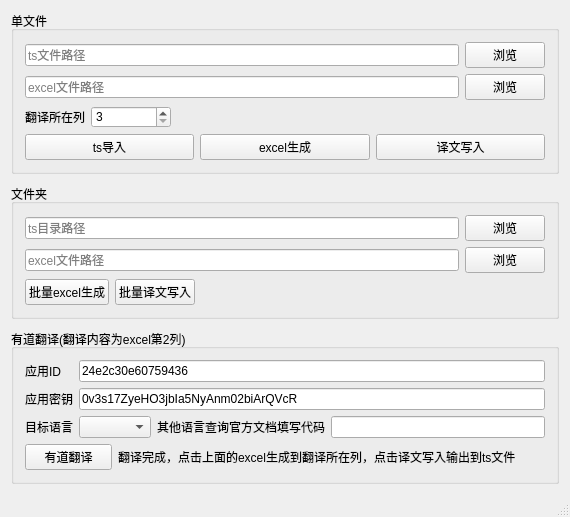
Above: MainApps/TSFileEditor/MainWindow.ui from F-Kinto/TsFileEditor before the change. Below: the same form after it.
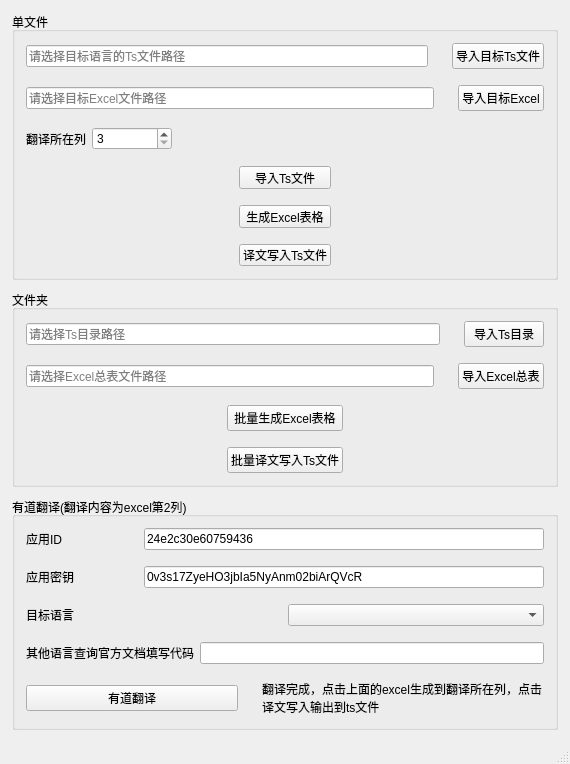
That is the form after the change.

Commit message: 重构UI

```diff
--- a/MainApps/TSFileEditor/MainWindow.ui
+++ b/MainApps/TSFileEditor/MainWindow.ui
@@ -13,38 +13,48 @@
   <property name="windowTitle">
    <string>MainWindow</string>
   </property>
-  <property name="styleSheet">
-   <string notr="true">QStatusBar {
-color: #FF0000;
-}</string>
-  </property>
   <widget class="QWidget" name="centralWidget">
    <layout class="QVBoxLayout" name="verticalLayout">
     <property name="spacing">
      <number>10</number>
     </property>
+    <property name="margin">
+     <number>12</number>
+    </property>
     <item>
      <widget class="QGroupBox" name="groupBox">
+      <property name="sizePolicy">
+       <sizepolicy hsizetype="Preferred" vsizetype="Preferred">
+        <horstretch>0</horstretch>
+        <verstretch>0</verstretch>
+       </sizepolicy>
+      </property>
       <property name="title">
        <string>单文件</string>
       </property>
       <layout class="QVBoxLayout" name="verticalLayout_2">
+       <property name="spacing">
+        <number>16</number>
+       </property>
        <item>
         <layout class="QHBoxLayout" name="horizontalLayout">
+	 <property name="spacing">
+	  <number>24</number>
+	 </property>
 	 <item>
 	  <widget class="QLineEdit" name="tsPathEdit">
 	   <property name="text">
 	    <string/>
 	   </property>
 	   <property name="placeholderText">
-	    <string>ts文件路径</string>
+	    <string>请选择目标语言的Ts文件路径</string>
 	   </property>
 	  </widget>
 	 </item>
 	 <item>
 	  <widget class="QPushButton" name="tsLookBtn">
 	   <property name="text">
-	    <string>浏览</string>
+	    <string>导入目标Ts文件</string>
 	   </property>
 	  </widget>
 	 </item>
@@ -52,20 +62,23 @@
        </item>
        <item>
         <layout class="QHBoxLayout" name="horizontalLayout_2">
+	 <property name="spacing">
+	  <number>24</number>
+	 </property>
 	 <item>
 	  <widget class="QLineEdit" name="excelPathEdit">
 	   <property name="text">
 	    <string/>
 	   </property>
 	   <property name="placeholderText">
-	    <string>excel文件路径</string>
+	    <string>请选择目标Excel文件路径</string>
 	   </property>
 	  </widget>
 	 </item>
 	 <item>
 	  <widget class="QPushButton" name="excelLookBtn">
 	   <property name="text">
-	    <string>浏览</string>
+	    <string>导入目标Excel</string>
 	   </property>
 	  </widget>
 	 </item>
@@ -115,25 +128,31 @@
 	</layout>
        </item>
        <item>
-        <layout class="QHBoxLayout" name="horizontalLayout_3">
+        <layout class="QVBoxLayout" name="verticalLayout_buttons">
+	 <property name="spacing">
+	  <number>16</number>
+	 </property>
+	 <property name="alignment">
+	  <set>Qt::AlignHCenter</set>
+	 </property>
 	 <item>
 	  <widget class="QPushButton" name="tsImportBtn">
 	   <property name="text">
-	    <string>ts导入</string>
+	    <string>导入Ts文件</string>
 	   </property>
 	  </widget>
 	 </item>
 	 <item>
 	  <widget class="QPushButton" name="generateBtn">
 	   <property name="text">
-	    <string>excel生成</string>
+	    <string>生成Excel表格</string>
 	   </property>
 	  </widget>
 	 </item>
 	 <item>
 	  <widget class="QPushButton" name="tsUpdateBtn">
 	   <property name="text">
-	    <string>译文写入</string>
+	    <string>译文写入Ts文件</string>
 	   </property>
 	  </widget>
 	 </item>
@@ -144,26 +163,38 @@
     </item>
     <item>
      <widget class="QGroupBox" name="groupBox_3">
+      <property name="sizePolicy">
+       <sizepolicy hsizetype="Preferred" vsizetype="Preferred">
+        <horstretch>0</horstretch>
+        <verstretch>0</verstretch>
+       </sizepolicy>
+      </property>
       <property name="title">
        <string>文件夹</string>
       </property>
       <layout class="QVBoxLayout" name="verticalLayout_3">
+       <property name="spacing">
+        <number>16</number>
+       </property>
        <item>
         <layout class="QHBoxLayout" name="horizontalLayout_5">
+	 <property name="spacing">
+	  <number>24</number>
+	 </property>
 	 <item>
 	  <widget class="QLineEdit" name="tsDirEdit">
 	   <property name="text">
 	    <string/>
 	   </property>
 	   <property name="placeholderText">
-	    <string>ts目录路径</string>
+	    <string>请选择Ts目录路径</string>
 	   </property>
 	  </widget>
 	 </item>
 	 <item>
 	  <widget class="QPushButton" name="tsDirLookBtn">
 	   <property name="text">
-	    <string>浏览</string>
+	    <string>导入Ts目录</string>
 	   </property>
 	  </widget>
 	 </item>
@@ -171,54 +202,50 @@
        </item>
        <item>
         <layout class="QHBoxLayout" name="horizontalLayout_6">
+	 <property name="spacing">
+	  <number>24</number>
+	 </property>
 	 <item>
 	  <widget class="QLineEdit" name="excelDirEdit">
 	   <property name="text">
 	    <string/>
 	   </property>
 	   <property name="placeholderText">
-	    <string>excel文件路径</string>
+	    <string>请选择Excel总表文件路径</string>
 	   </property>
 	  </widget>
 	 </item>
 	 <item>
 	  <widget class="QPushButton" name="excelDirBtn">
 	   <property name="text">
-	    <string>浏览</string>
+	    <string>导入Excel总表</string>
 	   </property>
 	  </widget>
 	 </item>
 	</layout>
        </item>
        <item>
-        <layout class="QHBoxLayout" name="horizontalLayout_7">
+        <layout class="QVBoxLayout" name="verticalLayout_batch_buttons">
+	 <property name="spacing">
+	  <number>16</number>
+	 </property>
+	 <property name="alignment">
+	  <set>Qt::AlignHCenter</set>
+	 </property>
 	 <item>
 	  <widget class="QPushButton" name="generateBtn_2">
 	   <property name="text">
-	    <string>批量excel生成</string>
+	    <string>批量生成Excel表格</string>
 	   </property>
 	  </widget>
 	 </item>
 	 <item>
 	  <widget class="QPushButton" name="tsUpdateBtn_2">
 	   <property name="text">
-	    <string>批量译文写入</string>
+	    <string>批量译文写入Ts文件</string>
 	   </property>
 	  </widget>
 	 </item>
-	 <item>
-	  <spacer name="horizontalSpacer_2">
-	   <property name="orientation">
-	    <enum>Qt::Horizontal</enum>
-	   </property>
-	   <property name="sizeHint" stdset="0">
-	    <size>
-	     <width>40</width>
-	     <height>20</height>
-	    </size>
-	   </property>
-	  </spacer>
-	 </item>
 	</layout>
        </item>
       </layout>
@@ -226,10 +253,22 @@
     </item>
     <item>
      <widget class="QGroupBox" name="groupBox_2">
+      <property name="sizePolicy">
+       <sizepolicy hsizetype="Preferred" vsizetype="Preferred">
+        <horstretch>0</horstretch>
+        <verstretch>0</verstretch>
+       </sizepolicy>
+      </property>
       <property name="title">
        <string>有道翻译(翻译内容为excel第2列)</string>
       </property>
       <layout class="QGridLayout" name="gridLayout">
+       <property name="verticalSpacing">
+        <number>16</number>
+       </property>
+       <property name="horizontalSpacing">
+        <number>24</number>
+       </property>
        <item row="0" column="0">
         <widget class="QLabel" name="youdaoAppIdLabel">
 	 <property name="text">
@@ -258,25 +297,40 @@
 	 </property>
 	</widget>
        </item>
-       <item row="2" column="0">
-        <widget class="QLabel" name="youdaoDstLabel">
-	 <property name="text">
-	  <string>目标语言</string>
+       <item row="2" column="0" colspan="5">
+        <layout class="QVBoxLayout" name="verticalLayout_lang">
+	 <property name="spacing">
+	  <number>16</number>
 	 </property>
-	</widget>
-       </item>
-       <item row="2" column="1" colspan="2">
-        <widget class="QComboBox" name="comboBox"/>
-       </item>
-       <item row="2" column="3">
-        <widget class="QLabel" name="youdaoDstLabel_2">
-	 <property name="text">
-	  <string>其他语言查询官方文档填写代码</string>
-	 </property>
-	</widget>
-       </item>
-       <item row="2" column="4">
-        <widget class="QLineEdit" name="otherLineEdit"/>
+	 <item>
+	  <layout class="QHBoxLayout" name="horizontalLayout_lang">
+	   <item>
+	    <widget class="QLabel" name="youdaoDstLabel">
+	     <property name="text">
+	      <string>目标语言</string>
+	     </property>
+	    </widget>
+	   </item>
+	   <item>
+	    <widget class="QComboBox" name="comboBox"/>
+	   </item>
+	  </layout>
+	 </item>
+	 <item>
+	  <layout class="QHBoxLayout" name="horizontalLayout_other">
+	   <item>
+	    <widget class="QLabel" name="youdaoDstLabel_2">
+	     <property name="text">
+	      <string>其他语言查询官方文档填写代码</string>
+	     </property>
+	    </widget>
+	   </item>
+	   <item>
+	    <widget class="QLineEdit" name="otherLineEdit"/>
+	   </item>
+	  </layout>
+	 </item>
+	</layout>
        </item>
        <item row="3" column="0" colspan="2">
         <widget class="QPushButton" name="translateBtn">
```
The commit also changes 2 other files.
